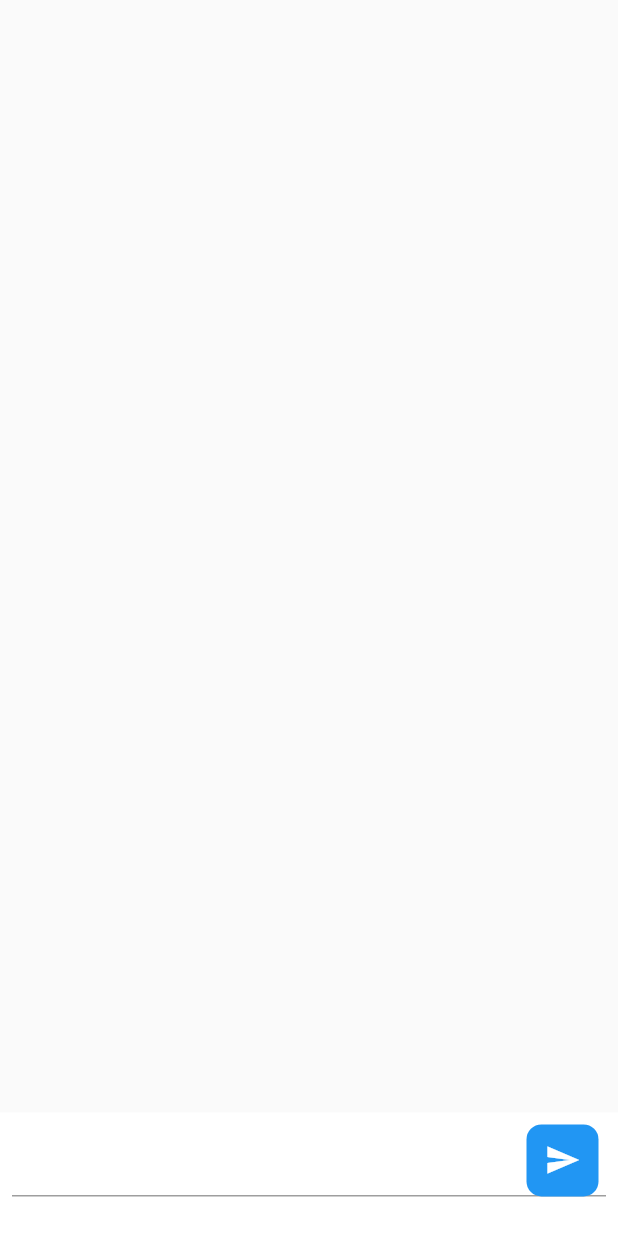
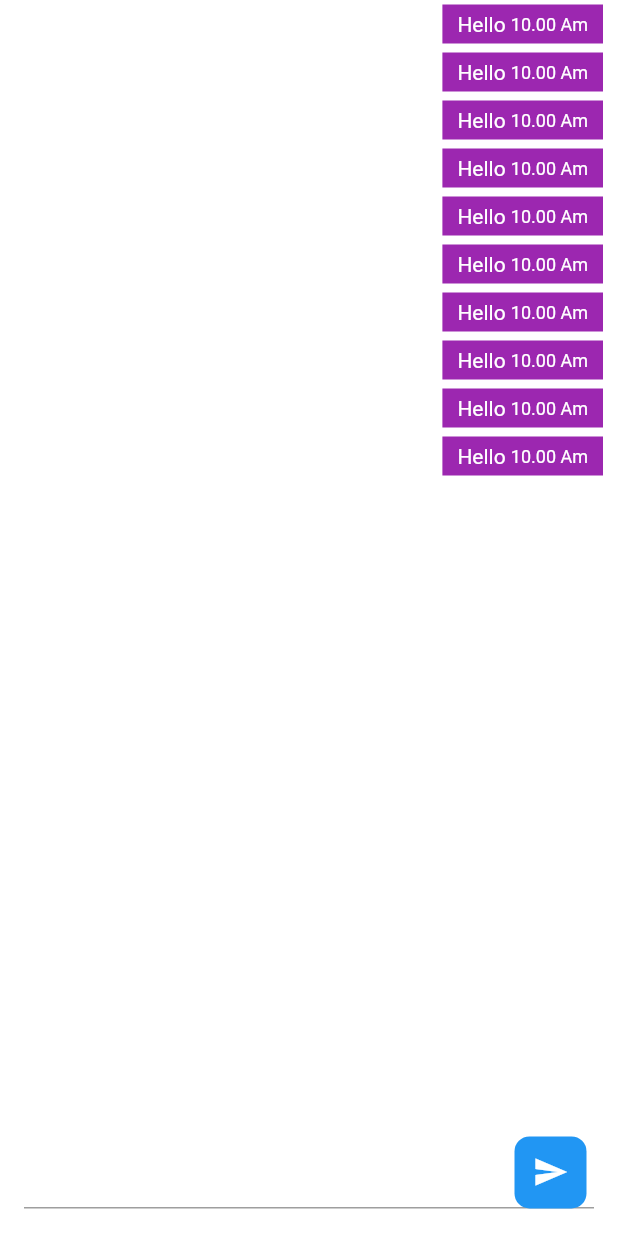
Before and after one commit to ScribbleRiyad/Flutter_Socket_test, a Flutter app: the screen it shows after launch, on a phone screen of 412 x 824 dp. Run offline on Flutter 3.47's test engine with Material 2 defaults, Android fonts, the phone set to English and light mode, and no system bars.

Commit message:
package added

```diff
--- a/socket_chat_app/lib/chat_screen.dart
+++ b/socket_chat_app/lib/chat_screen.dart
@@ -14,11 +14,27 @@ class _ChatScreenState extends State<ChatScreen> {
   @override
   Widget build(BuildContext context) {
     return Scaffold(
+      backgroundColor: Colors.white70,
       body: Column(
         children: [
-          Expanded( flex: 9, child: Container(),),
-            Expanded( child: Container(
+          Expanded( flex: 9, child: Container(
+            child: ListView.builder(
+              itemCount: 10,
+              itemBuilder:(context, index){
+
+              return const MessageItem(
+                sendByMe: true,
+              );
+            },),
+          ),),
+            Expanded( child: Padding(
+              padding: const EdgeInsets.all(8.0),
+              child: Container(
+                decoration: BoxDecoration(
+                  borderRadius: BorderRadius.circular(10),
                    color: Colors.white,
+                ),
+
                 child: Padding(
                   padding: const EdgeInsets.all(8.0),
                   child: TextField(
@@ -35,9 +51,15 @@ class _ChatScreenState extends State<ChatScreen> {
                           borderRadius: BorderRadius.circular(10),color: Colors.blue,
 
                         ),
-                      child: IconButton(onPressed: (){}, icon: const Icon(Icons.send, color: Colors.white,)),
+                        child: IconButton(onPressed: (){
+                          sendMessage(
+                            messageInputController.text,
+                          );
+                          messageInputController.text ="";
+                        }, icon: const Icon(Icons.send, color: Colors.white,)),
 
 
+                      ),
                     ),
                   ),
                 ),
@@ -47,4 +69,32 @@ class _ChatScreenState extends State<ChatScreen> {
       ),
     );
   }
+  void sendMessage(String text){}
 }
+class MessageItem extends StatelessWidget {
+  const MessageItem({
+    Key? key,
+    required this.sendByMe,
+  }) : super(key: key);
+ final bool sendByMe;
+  @override
+  Widget build(BuildContext context) {
+    return Align(
+      alignment: sendByMe? Alignment.centerRight:Alignment.centerLeft,
+      child: Container(
+          color: sendByMe? Colors.purple: Colors.blue,
+        padding: const EdgeInsets.symmetric(vertical: 5, horizontal:10),
+        margin: const EdgeInsets.symmetric(vertical: 3, horizontal:10) ,
+        child: Row(
+          crossAxisAlignment: CrossAxisAlignment.baseline,
+          textBaseline: TextBaseline.alphabetic,
+          mainAxisSize: MainAxisSize.min,
+          children: [
+            Text("Hello ",style: TextStyle(color: sendByMe?Colors.white:Colors.yellow),),
+              Text("10.00 Am",style: TextStyle(color: sendByMe?Colors.white:Colors.yellow, fontSize: 12),),
+          ],
+        ),
+      ),
+    );
+  }
+}
--- a/socket_chat_app/pubspec.yaml
+++ b/socket_chat_app/pubspec.yaml
@@ -35,6 +35,7 @@ dependencies:
   # The following adds the Cupertino Icons font to your application.
   # Use with the CupertinoIcons class for iOS style icons.
   cupertino_icons: ^1.0.2
+  socket_io_client: ^2.0.2
 
 dev_dependencies:
   flutter_test:
```
Also changed, not shown: socket_chat_app/pubspec.lock, 1 other file. Lines whose indentation alone changed are shown as unchanged.
